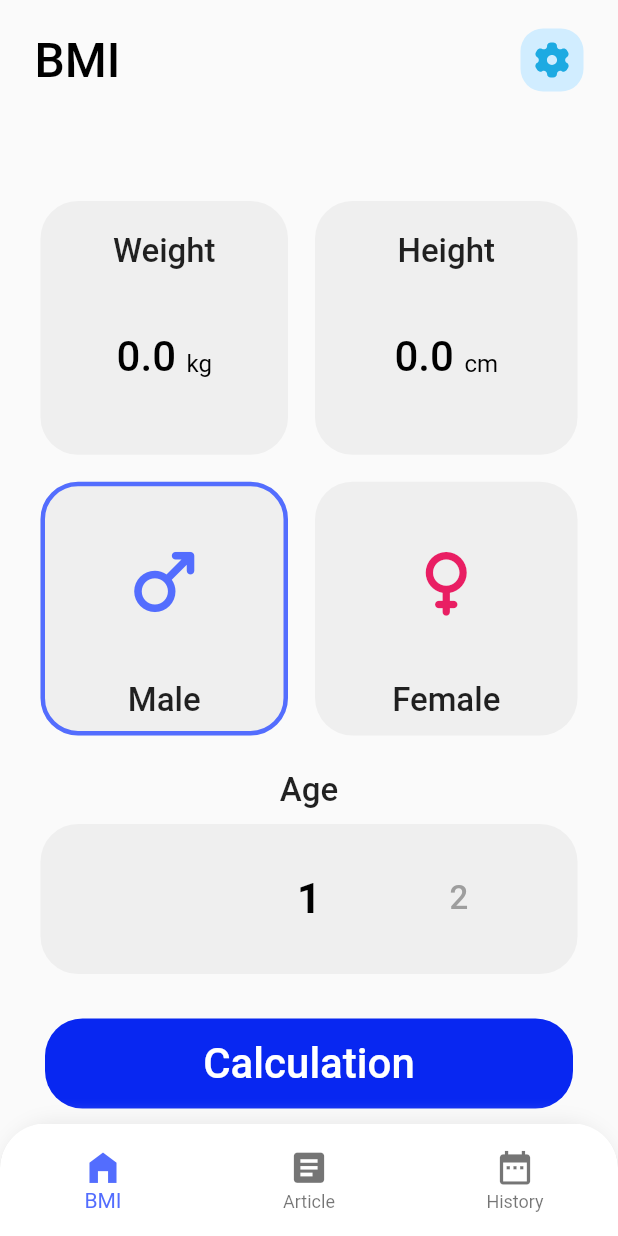
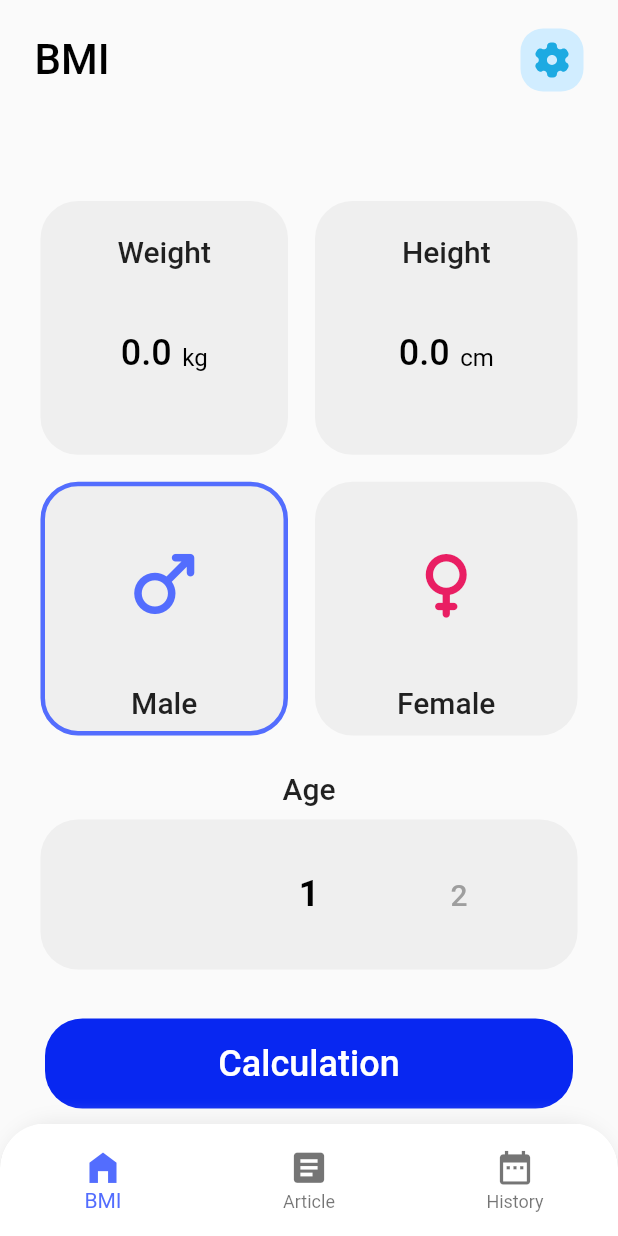
Before and after one commit to TheMai0409/BMI, a Flutter app: the screen it shows after launch, on a phone screen of 412 x 824 dp. Run offline on Flutter 3.47's test engine with Material 2 defaults, Android fonts, the phone set to English and light mode, and no system bars; drawn by our look-alikes of numberpicker; our stand-ins replace bloc, dots_indicator, easy_localization, flutter_bloc, flutter_slidable, flutter_svg and 6 more; missing offline and left inert: panara_dialogs, rate_my_app; accounts and stored records are empty.

Commit message:
change ui card info

```diff
--- a/lib/screen/detail_article_screen/widget/item_page_view.dart
+++ b/lib/screen/detail_article_screen/widget/item_page_view.dart
@@ -21,9 +21,9 @@ class _ItemPageViewState extends State<ItemPageView> {
           child: Column(
             children: [
               const SizedBox(height: 50,),
-              Text(widget.article.title ?? '', style: const TextStyle(color: textColor, fontSize: 22, fontWeight: FontWeight.w500),),
+              Text(widget.article.title ?? '', style: const TextStyle(color: textColor, fontSize: 20, fontWeight: FontWeight.w500),),
               const SizedBox(height: 25,),
-              Text(widget.article.content ?? '', style: const TextStyle(color: textColor, fontSize: 18, height: 1.5),),
+              Text(widget.article.content ?? '', style: const TextStyle(color: textColor, fontSize: 16, height: 1.6),),
             ],
           ),
         ),
--- a/lib/utils/constants.dart
+++ b/lib/utils/constants.dart
@@ -16,10 +16,10 @@ const Color obesityIII = Color(0xFFFF4100);
 const Color textColor = Colors.black;
 
 const double textSizeUnit = 16.0;
-const double textSizeSmall = 22.0;
-const double textSizeMid = 24.0;
-const double textSizeLarge = 28.0;
-const double textSizeNumber = 32.0;
+const double textSizeSmall = 20.0;
+const double textSizeMid = 22.0;
+const double textSizeLarge = 24.0;
+const double textSizeNumber = 28.0;
 
 const double defaultBorderRadius = 25.0;
 const double defaultPadding = 23.0;
```
